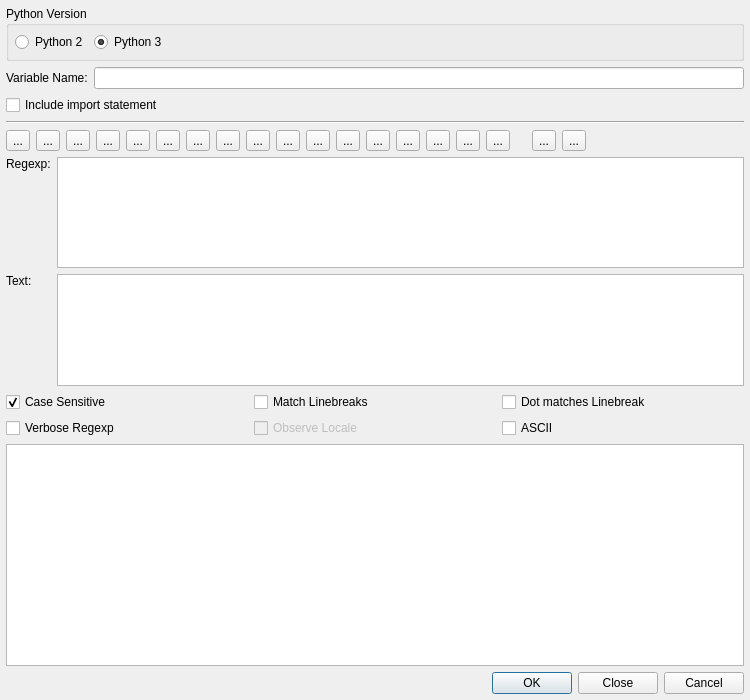
testmana2/test, file Plugins/WizardPlugins/PyRegExpWizard/PyRegExpWizardDialog.ui: the form before one commit.
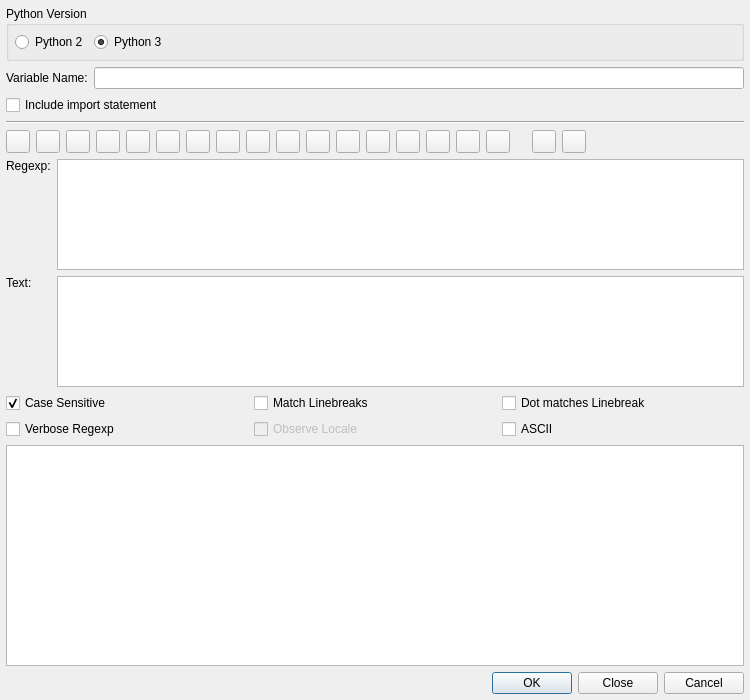
The form after the commit.

```diff
--- a/Plugins/WizardPlugins/PyRegExpWizard/PyRegExpWizardDialog.ui
+++ b/Plugins/WizardPlugins/PyRegExpWizard/PyRegExpWizardDialog.ui
@@ -110,9 +110,6 @@
 The following example could clarify the regexp which match a valid date: &lt;/p&gt;
 &lt;p&gt;(?#year)(19|20)\d\d[- /.](?#month)(0[1-9]|1[012])[- /.](?#day)(0[1-9]|[12][0-9]|3[01])&lt;/p&gt;</string>
        </property>
-       <property name="text">
-        <string>...</string>
-       </property>
       </widget>
      </item>
      <item>
@@ -123,9 +120,6 @@
        <property name="whatsThis">
         <string>&lt;b&gt;Single character of a range (e.g. [abcd])&lt;/b&gt;&lt;p&gt;Select a single character of a range via a specific dialog. This dialog will help to edit the range of characters and add some specific conditions.&lt;/p&gt;s</string>
        </property>
-       <property name="text">
-        <string>...</string>
-       </property>
       </widget>
      </item>
      <item>
@@ -140,9 +134,6 @@
 E.g. 'gr.y' matches 'gray', 'grey', 'gr%y', etc. Use the dot sparingly. Often, a character class or negated
 character class is faster and more precise.&lt;/p&gt;</string>
        </property>
-       <property name="text">
-        <string>...</string>
-       </property>
       </widget>
      </item>
      <item>
@@ -155,9 +146,6 @@
         <string>&lt;b&gt;Repeat contents&lt;/b&gt;
 &lt;p&gt;Select a repetition condition via a specific dialog. This dialog will help to specify the allowed range for repetitions.&lt;/p&gt;</string>
        </property>
-       <property name="text">
-        <string>...</string>
-       </property>
       </widget>
      </item>
      <item>
@@ -172,9 +160,6 @@
 group of characters inside the brakets. E.g. the regex 'Set(?:Value)?' matches 'Set' or 'SetValue'. The '?:' inside the brakets
 means that the content of the match (called the backreference) is not stored for further use.&lt;/p&gt;</string>
        </property>
-       <property name="text">
-        <string>...</string>
-       </property>
       </widget>
      </item>
      <item>
@@ -191,9 +176,6 @@
 One can access the backereference with the '\1' expression. &lt;/p&gt;
 &lt;p&gt;E.g. '([a-c])x\1x\1' will match 'axaxa', 'bxbxb' and 'cxcxc'.&lt;/p&gt;</string>
        </property>
-       <property name="text">
-        <string>...</string>
-       </property>
       </widget>
      </item>
      <item>
@@ -209,9 +191,6 @@
 the work to do on the match becomes a bit complicated. One can access the backreference via the group name (i.e (?P=&lt;i&gt;groupname&lt;/i&gt;)).
 E.g. (?P&lt;foo&gt;[abc])x(?P=foo)x(?P=foo)x matches 'axaxax','bxbxbx' or 'cxcxcx' ('foo' is the group name)&lt;/p&gt;</string>
        </property>
-       <property name="text">
-        <string>...</string>
-       </property>
       </widget>
      </item>
      <item>
@@ -226,9 +205,6 @@
  found by the corresponding named group. In the following example, (?P=foo) may refer to the charaters 'a','b' or 'c'.&lt;/p&gt;
 &lt;p&gt;E.g. (?P&lt;foo&gt;[abc])x(?P=foo)x(?P=foo)x matches 'axaxax','bxbxbx' or 'cxcxcx'.&lt;/p&gt;</string>
        </property>
-       <property name="text">
-        <string>...</string>
-       </property>
       </widget>
      </item>
      <item>
@@ -244,9 +220,6 @@
 Be aware that in the above example, the alternatives refer to whole or part of words. If you want to match exactly the
  words 'cat', 'dog', ... you should express the fact that you only want to match complete words: '\b(cat|dog|mouse|fish)\b'&lt;/p&gt;</string>
        </property>
-       <property name="text">
-        <string>...</string>
-       </property>
       </widget>
      </item>
      <item>
@@ -260,9 +233,6 @@
 &lt;p&gt;Select to insert the start line character (^). It is used to find some expressions at the begining of lines.
 E.g. '^[A-Z]' match lines starting with a capitalized character. &lt;/p&gt;</string>
        </property>
-       <property name="text">
-        <string>...</string>
-       </property>
       </widget>
      </item>
      <item>
@@ -275,9 +245,6 @@
         <string>&lt;b&gt;End of line: '$'&lt;/b&gt;
 &lt;p&gt;Select to insert the end of line character ($). It is used to find some expressions at the end of lines.&lt;/p&gt;</string>
        </property>
-       <property name="text">
-        <string>...</string>
-       </property>
       </widget>
      </item>
      <item>
@@ -291,9 +258,6 @@
 &lt;p&gt;Select to insert the word boudary character (\b). This character is used to express the fact that word 
 must begin or end at this position. E.g. '\bcat\b' matches exactly the word 'cat' while 'concatenation' is ignored.&lt;/p&gt;</string>
        </property>
-       <property name="text">
-        <string>...</string>
-       </property>
       </widget>
      </item>
      <item>
@@ -307,9 +271,6 @@
 &lt;p&gt;Select to insert the word boudary character (\B). \B is the negated version of \b. \B matches at every position where \b 
 does not. Effectively, \B matches at any position between two word characters as well as at any position between two non-word characters.&lt;/p&gt;</string>
        </property>
-       <property name="text">
-        <string>...</string>
-       </property>
       </widget>
      </item>
      <item>
@@ -324,9 +285,6 @@
 Writting 'q(?=u)' means that you want to match the 'q' character only if it is followed by 'u'. In this statement 'u' is a trivial 
 regexp which may be replaced by a more complex expression; q(?=[abc])' will match a 'q' if followed by either 'a', 'b' or 'c'.&lt;/p&gt;</string>
        </property>
-       <property name="text">
-        <string>...</string>
-       </property>
       </widget>
      </item>
      <item>
@@ -341,9 +299,6 @@
 followed by a another one. Writting 'q(?!u)' means that you want to match 'q' only if it is not followed by 'u'. In this statement, 'u' is a
 trivial regexp which may be replaced by a more complex expression; 'q(?![abc])' will match a 'q' if it is followed by anything else than 'a', 'b' or 'c'.&lt;/p&gt;</string>
        </property>
-       <property name="text">
-        <string>...</string>
-       </property>
       </widget>
      </item>
      <item>
@@ -358,9 +313,6 @@
 It is used to match a character only if preceded by another one. Writting '(?&amp;lt;=u)q' means that you want to match the 'q' character 
 only if it is preceded by 'u'. As with lookhead, 'u' may be replaced by a more complex expression; '(?&amp;lt;=[abc])q' will match a 'q' if preceded by either 'a', 'b' or 'c'.&lt;/p&gt;</string>
        </property>
-       <property name="text">
-        <string>...</string>
-       </property>
       </widget>
      </item>
      <item>
@@ -376,9 +328,6 @@
 character only if it is not preceded by 'u'. As other lookaround, 'u' may be replaced by a more complex 
 expression; '(?&amp;lt;![abc])q' will match a 'q' only if not preceded by either 'a', 'b' nor 'c'.&lt;/p&gt;</string>
        </property>
-       <property name="text">
-        <string>...</string>
-       </property>
       </widget>
      </item>
      <item>
@@ -402,9 +351,6 @@
        <property name="toolTip">
         <string>&lt;b&gt;Undo last edit&lt;/b&gt;</string>
        </property>
-       <property name="text">
-        <string>...</string>
-       </property>
       </widget>
      </item>
      <item>
@@ -412,9 +358,6 @@
        <property name="toolTip">
         <string>&lt;b&gt;Redo last edit&lt;/b&gt;</string>
        </property>
-       <property name="text">
-        <string>...</string>
-       </property>
       </widget>
      </item>
      <item>
```
